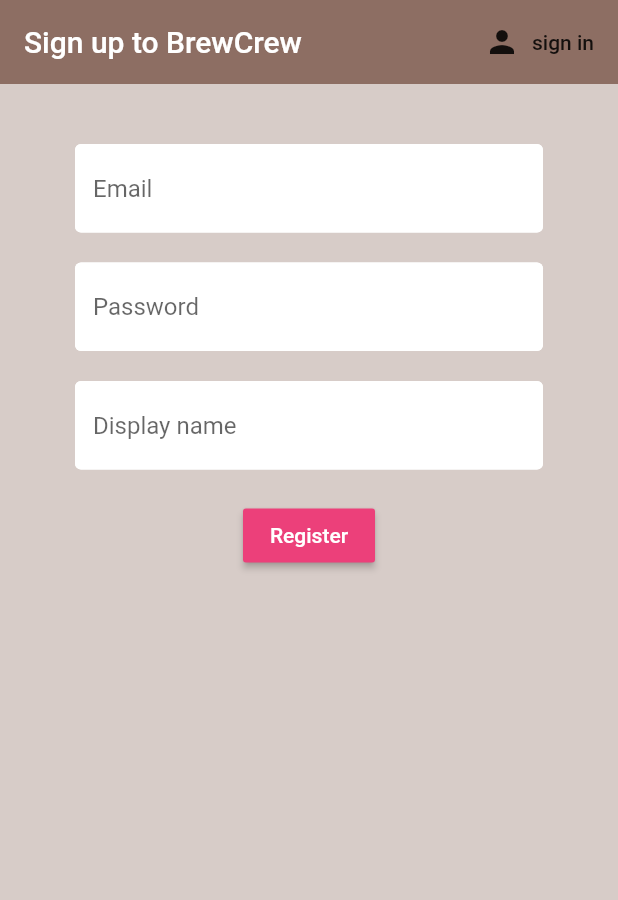
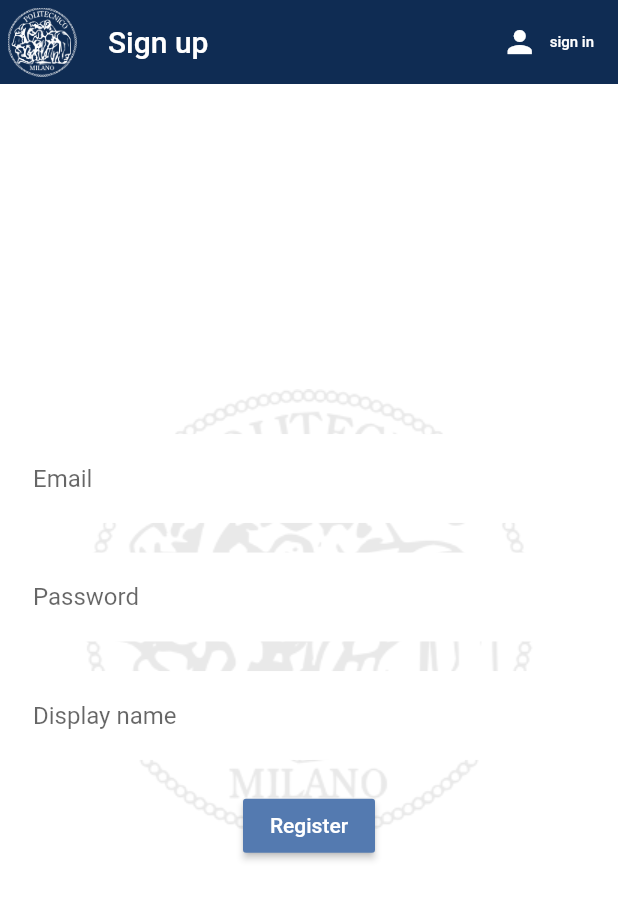
Before and after one commit to TheVinz/DIMA, a Flutter app: the screen it shows after launch, after a tap on "register", on a phone screen of 412 x 824 dp. Shown: the top 900 px of the screen. Run offline on Flutter 3.47's test engine with Material 2 defaults, Android fonts, the phone set to English and light mode, and no system bars; our stand-ins replace cloud_firestore, firebase_auth, flutter_spinkit; accounts and stored records are empty.

Commit message:
look and feel baseline

```diff
--- a/lib/main.dart
+++ b/lib/main.dart
@@ -2,6 +2,7 @@ import 'package:flutter/material.dart';
 import 'package:polimi_reviews/models/user.dart';
 import 'package:polimi_reviews/screens/wrapper.dart';
 import 'package:polimi_reviews/services/auth.dart';
+import 'package:polimi_reviews/shared/constants.dart';
 import 'package:provider/provider.dart';
 
 void main() {
@@ -15,6 +16,13 @@ class MyApp extends StatelessWidget {
     return StreamProvider<User>.value(
       value: AuthService().user,
       child: MaterialApp(
+        theme: ThemeData(
+          backgroundColor: Colors.white,
+          primaryColor: AppColors.darkblue,
+          primaryColorDark: AppColors.darkblue,
+          primaryColorLight: AppColors.lightblue,
+          buttonColor: AppColors.lightblue,
+        ),
         home: Wrapper()
       ),
     );
--- a/lib/screens/authenticate/register.dart
+++ b/lib/screens/authenticate/register.dart
@@ -2,6 +2,7 @@ import 'package:flutter/material.dart';
 import 'package:polimi_reviews/services/auth.dart';
 import 'package:polimi_reviews/shared/constants.dart';
 import 'package:polimi_reviews/shared/loading.dart';
+import 'package:polimi_reviews/shared/utils.dart';
 
 class Register extends StatefulWidget {
 
@@ -25,20 +26,36 @@ class _RegisterState extends State<Register> {
 
   @override
   Widget build(BuildContext context) {
-    return loading ? Loading() : Scaffold(
-      backgroundColor: Colors.brown[100],
+    return loading ? Container(child: Loading(), color: Colors.white,) : Scaffold(
+      backgroundColor: Colors.white,
       appBar: AppBar(
-          backgroundColor: Colors.brown[400],
+        leading: Padding(
+            padding: EdgeInsets.all(5.0),
+            child: LogoIcon(color: Colors.white)),
+          backgroundColor: AppColors.darkblue,
           elevation: 0.0,
-          title: Text("Sign up to BrewCrew"),
+          title: Text("Sign up"),
           actions: [
-            FlatButton.icon(icon: Icon(Icons.person), label: Text("sign in"), onPressed: () {
+            FlatButton.icon(
+              icon: Icon(Icons.person, color: Colors.white),
+              label: Text("sign in", style: TextStyle(fontSize: 10.0, color: Colors.white),),
+              onPressed: () {
                 widget.toggleView();
             },)
           ],
       ),
-      body: SingleChildScrollView(
-          padding: EdgeInsets.symmetric(vertical: 20, horizontal: 50),
+      body: Container(
+        alignment: Alignment.center,
+        child: SingleChildScrollView(
+          child: Stack(
+            children: [
+              Container(
+                alignment: Alignment.center,
+                child: Image.asset('assets/polimilogo.png', color: AppColors.grey,),
+              ),
+              Container(
+                alignment: Alignment.center,
+                padding: EdgeInsets.all(10.0),
                 child: Form(
                   key: _formKey,
                   child: Column(
@@ -70,7 +87,7 @@ class _RegisterState extends State<Register> {
                       ),
                       SizedBox(height: 20.0,),
                       RaisedButton(
-                  color: Colors.pink[400],
+                        color: AppColors.lightblue,
                         child: Text("Register", style: TextStyle(color: Colors.white),),
                         onPressed: () async{
                           if(_formKey.currentState.validate()){
@@ -92,7 +109,11 @@ class _RegisterState extends State<Register> {
                       )
                     ],
                   ),
-          )
+                ),
+              ),
+            ]
+          ),
+        ),
       ),
     );
   }
--- a/lib/screens/authenticate/sign_in.dart
+++ b/lib/screens/authenticate/sign_in.dart
@@ -2,6 +2,7 @@ import 'package:flutter/material.dart';
 import 'package:polimi_reviews/services/auth.dart';
 import 'package:polimi_reviews/shared/constants.dart';
 import 'package:polimi_reviews/shared/loading.dart';
+import 'package:polimi_reviews/shared/utils.dart';
 
 class SignIn extends StatefulWidget {
 
@@ -24,24 +25,44 @@ class _SignInState extends State<SignIn> {
 
   @override
   Widget build(BuildContext context) {
-    return loading ? Loading() :
+    return loading ? Container(child: Loading(), color: Colors.white) :
       Scaffold(
-        backgroundColor: Colors.brown[100],
+        backgroundColor: Colors.white,
         appBar: AppBar(
-          backgroundColor: Colors.brown[400],
+          leading: Padding(
+              padding: EdgeInsets.all(5.0),
+              child: LogoIcon(color: Colors.white)),
+          backgroundColor: AppColors.darkblue,
           elevation: 0.0,
-          title: Text("Sign in to BrewCrew"),
+          title: Text("Sign in"),
           actions: [
-            FlatButton.icon(icon: Icon(Icons.person), label: Text("register"), onPressed: () {
+            FlatButton.icon(
+              icon: Icon(Icons.person, color: Colors.white,),
+              label: Text("register", style: TextStyle(fontSize: 10.0, color: Colors.white),),
+              onPressed: () {
                 widget.toggleView();
             },)
           ],
         ),
-        body: SingleChildScrollView(
-          padding: EdgeInsets.symmetric(vertical: 20, horizontal: 50),
+        body: Container(
+          alignment: Alignment.center,
+          child: SingleChildScrollView(
+            child: Stack(
+              children: [
+                Center(
+                  child: Image.asset('assets/polimilogo.png',
+                    color: AppColors.grey,
+                    width: double.infinity,
+                  )
+                ),
+                Container(
+                  padding: EdgeInsets.all(10.0),
+                  alignment: Alignment.center,
                   child: Form(
                     key: _formKey,
                     child: Column(
+                      mainAxisSize: MainAxisSize.max,
+                      mainAxisAlignment: MainAxisAlignment.center,
                       children: <Widget>[
                         SizedBox(height: 20.0,),
                         TextFormField(
@@ -62,7 +83,7 @@ class _SignInState extends State<SignIn> {
                         ),
                         SizedBox(height: 20.0,),
                         RaisedButton(
-                  color: Colors.pink[400],
+                          color: AppColors.lightblue,
                           child: Text("SignIn", style: TextStyle(color: Colors.white),),
                           onPressed: () async{
                             if(_formKey.currentState.validate()){
@@ -86,7 +107,11 @@ class _SignInState extends State<SignIn> {
                         )
                       ],
                     ),
-          )
+                  ),
+                ),
+              ],
+            ),
+          ),
         ),
       );
   }
--- a/lib/screens/exam_detail/exam_detail.dart
+++ b/lib/screens/exam_detail/exam_detail.dart
@@ -2,7 +2,7 @@ import 'package:flutter/material.dart';
 import 'package:polimi_reviews/models/school.dart';
 import 'package:polimi_reviews/screens/exam_detail/review_form.dart';
 import 'package:polimi_reviews/screens/exam_detail/review_list.dart';
-import 'package:polimi_reviews/services/database.dart';
+import 'package:polimi_reviews/shared/constants.dart';
 
 class ExamDetail extends StatelessWidget {
 
@@ -14,6 +14,7 @@ class ExamDetail extends StatelessWidget {
     void _showSettingsPanel() {
       showModalBottomSheet(context: context, isScrollControlled: true, builder: (context) {
         return Container(
+          color: Colors.white,
           height: MediaQuery.of(context).size.height * 0.7,
           padding: EdgeInsets.symmetric(vertical: 10.0, horizontal: 10.0),
           child: ReviewForm(examPath: exam.path,));
@@ -24,6 +25,7 @@ class ExamDetail extends StatelessWidget {
       floatingActionButton: FloatingActionButton(
         onPressed: _showSettingsPanel,
         child: Icon(Icons.comment),
+        backgroundColor: AppColors.lightblue,
       ),
       body: Padding(
         padding: EdgeInsets.all(5),
--- a/lib/screens/exam_detail/review_form.dart
+++ b/lib/screens/exam_detail/review_form.dart
@@ -47,6 +47,7 @@ class _ReviewFormState extends State<ReviewForm> {
           SizedBox(height: 20.0,),
           Text('How much did you like this exam?', textAlign: TextAlign.left,),
           Slider(
+            label: score.toString(),
             value: score,
             activeColor: getGradient(score),
             inactiveColor: getGradient(score),
@@ -61,7 +62,7 @@ class _ReviewFormState extends State<ReviewForm> {
             child: Loading(),
           ),
           RaisedButton(
-            child: Text("submit"),
+            child: Text("submit", style: TextStyle(color:Colors.white),),
             onPressed: () {
               if(_formKey.currentState.validate()) {
                 setState(() => loading = true);
--- a/lib/screens/exam_detail/review_tile.dart
+++ b/lib/screens/exam_detail/review_tile.dart
@@ -38,7 +38,9 @@ class _ReviewTileState extends State<ReviewTile> {
               children: [
                 Text(author ?? ''),
                 FlatButton.icon(
-                    onPressed: () => DatabaseServices().deleteReview(widget.review),
+                    onPressed: () {
+                      DatabaseServices().deleteReview(widget.review);
+                      },
                     icon: Icon(Icons.delete),
                     label: Text('delete'))
               ]) : Text(author ?? ''),
--- a/lib/screens/home/search_screen/search_screen.dart
+++ b/lib/screens/home/search_screen/search_screen.dart
@@ -4,8 +4,9 @@ import 'package:polimi_reviews/screens/home/search_screen/search_form.dart';
 class SearchScreen extends StatelessWidget {
   @override
   Widget build(BuildContext context) {
-    return Padding(
-      padding: EdgeInsets.symmetric(vertical: 60.0, horizontal: 40.0),
+    return Container(
+      alignment: Alignment.center,
+      padding: EdgeInsets.symmetric(vertical: 0.0, horizontal: 10.0),
       child: SingleChildScrollView(
         child: SearchForm(),
       ),
--- a/lib/screens/search_result/exam_tile.dart
+++ b/lib/screens/search_result/exam_tile.dart
@@ -2,6 +2,7 @@ import 'package:flutter/material.dart';
 import 'package:polimi_reviews/models/favs_model.dart';
 import 'package:polimi_reviews/models/school.dart';
 import 'package:polimi_reviews/screens/exam_detail/exam_detail.dart';
+import 'package:polimi_reviews/shared/constants.dart';
 import 'package:polimi_reviews/shared/utils.dart';
 
 class ExamTile extends StatelessWidget {
@@ -19,7 +20,9 @@ class ExamTile extends StatelessWidget {
       margin: EdgeInsets.symmetric(horizontal: 1.0, vertical: 4.0),
       child: ListTile(
         leading: CircleAvatar(
-          backgroundColor: exam.numReviews==0 ? Colors.grey : getGradient(exam.score),
+          backgroundColor: exam.numReviews==0 ? AppColors.grey : getGradient(exam.score),
+          child: Image.asset('assets/polimilogo.png',
+            color: Colors.black),
         ),
         title: Text(exam.name),
         subtitle: Text(exam.professor),
--- a/lib/shared/constants.dart
+++ b/lib/shared/constants.dart
@@ -1,4 +1,10 @@
 import 'package:flutter/material.dart';
+
+class AppColors{
+    static const Color darkblue = Color.fromARGB(255, 15,44,83);
+    static const Color lightblue = Color.fromARGB(255, 84,122,176);
+    static const Color grey = Color.fromARGB(255, 233,233,233);
+}
 
 const textInputDecoration = InputDecoration(
     fillColor: Colors.white,
@@ -7,6 +13,6 @@ const textInputDecoration = InputDecoration(
       borderSide: BorderSide(color: Colors.white, width: 2.0)
     ),
     focusedBorder: OutlineInputBorder(
-      borderSide: BorderSide(color: Colors.pink, width: 2.0)
+      borderSide: BorderSide(color: AppColors.lightblue, width: 2.0)
     ),
   );
--- a/lib/shared/loading.dart
+++ b/lib/shared/loading.dart
@@ -1,14 +1,16 @@
 import 'package:flutter/material.dart';
 import 'package:flutter_spinkit/flutter_spinkit.dart';
+import 'constants.dart';
 
 class Loading extends StatelessWidget {
+
   @override
   Widget build(BuildContext context) {
     return Container(
-      color: Colors.brown[100],
+      color: Colors.transparent,
       child: Center(
         child: SpinKitChasingDots(
-          color: Colors.brown,
+          color: AppColors.lightblue,
           size: 50.0,
         )
       ),
--- a/lib/shared/utils.dart
+++ b/lib/shared/utils.dart
@@ -6,3 +6,22 @@ Color getGradient(double score){
 
   return Color.fromARGB(255, red, green, 0);
 }
+
+class LogoIcon extends StatelessWidget {
+
+  final Color color;
+  LogoIcon({this.color});
+
+  @override
+  Widget build(BuildContext context) {
+    return SizedBox(
+      height: 33,
+      width: 99,
+      child: Image.asset(
+        'assets/polimilogo.png',
+        height: 25,
+        color: color,
+      ),
+    );;
+  }
+}
--- a/pubspec.yaml
+++ b/pubspec.yaml
@@ -42,6 +42,8 @@ dev_dependencies:
 
 # The following section is specific to Flutter.
 flutter:
+  assets:
+    - assets/polimilogo.png
 
   # The following line ensures that the Material Icons font is
   # included with your application, so that you can use the icons in
```
Also changed, not shown: lib/screens/home/favs_screen/fav_tile.dart (+5 -2 lines), lib/screens/home/home.dart (+15 -3 lines), lib/screens/home/search_screen/search_form.dart (+7 -2 lines), assets/polimilogo.png (added). Lines whose indentation alone changed are shown as unchanged.
